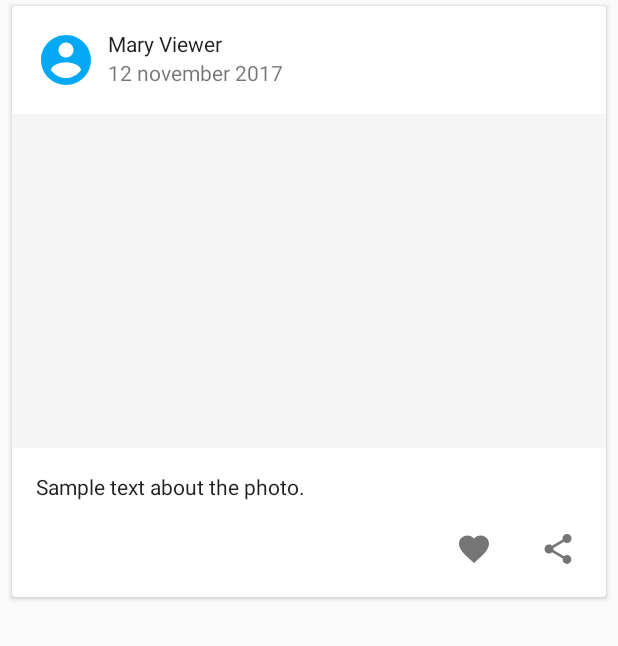
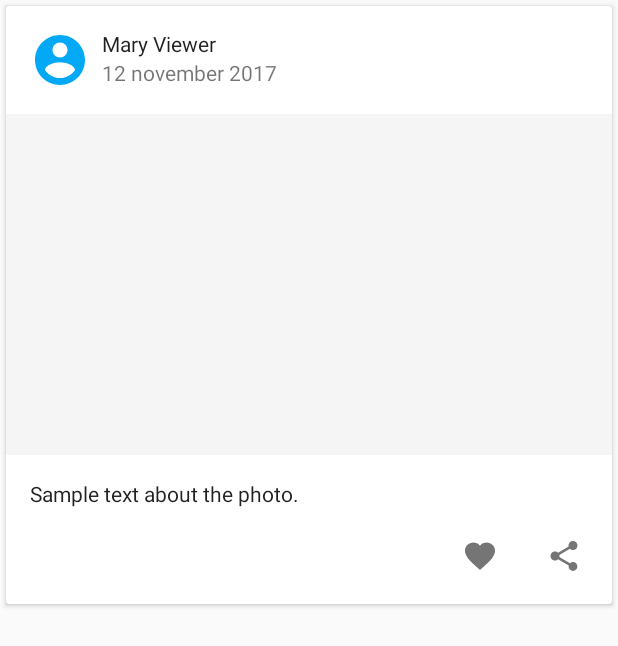
Before and after one commit to sashaudalv/PhotoMap, an Android app: the layout item_favorites_list.xml on its own in the app's theme, with its tools: preview values and no code run, on a phone screen of 412 x 824 dp. Shown: the top 646 px of the screen. Run offline under Robolectric (Android 15) with nearby library versions, the phone set to English and light mode, and no system bars.

```diff
--- a/app/src/main/res/layout/fragment_favorites.xml
+++ b/app/src/main/res/layout/fragment_favorites.xml
@@ -10,9 +10,9 @@
         android:visibility="gone" />
 
     <android.support.v4.widget.SwipeRefreshLayout
+        android:id="@+id/swipe_refresh"
         android:layout_width="match_parent"
-        android:layout_height="match_parent"
-        android:id="@+id/swipe_refresh">
+        android:layout_height="match_parent">
 
         <android.support.v7.widget.RecyclerView
             android:id="@+id/favorites_rv"
@@ -20,6 +20,8 @@
             android:layout_height="match_parent"
             android:clipToPadding="false"
             android:paddingBottom="4dp"
+            android:paddingLeft="4dp"
+            android:paddingRight="4dp"
             android:paddingTop="4dp"
             android:scrollbars="vertical" />
 
--- a/app/src/main/res/layout/item_favorites_list.xml
+++ b/app/src/main/res/layout/item_favorites_list.xml
@@ -4,9 +4,9 @@
     android:layout_width="match_parent"
     android:layout_height="wrap_content"
     android:layout_marginBottom="4dp"
-    android:layout_marginTop="4dp"
-    android:layout_marginLeft="8dp"
-    android:layout_marginRight="8dp">
+    android:layout_marginLeft="4dp"
+    android:layout_marginRight="4dp"
+    android:layout_marginTop="4dp">
 
     <android.support.constraint.ConstraintLayout
         android:layout_width="match_parent"
@@ -18,6 +18,7 @@
             android:layout_width="0dp"
             android:layout_height="wrap_content"
             android:layout_marginEnd="16dp"
+            android:layout_marginRight="16dp"
             android:ellipsize="end"
             android:maxLines="1"
             android:text="Mary Viewer"
@@ -25,42 +26,41 @@
             android:textSize="14sp"
             app:layout_constraintBottom_toTopOf="@+id/date_textview"
             app:layout_constraintEnd_toEndOf="parent"
-            app:layout_constraintStart_toStartOf="@+id/date_textview"
-            android:layout_marginRight="16dp" />
+            app:layout_constraintStart_toStartOf="@+id/date_textview" />
 
         <TextView
             android:id="@+id/date_textview"
             android:layout_width="wrap_content"
             android:layout_height="wrap_content"
             android:layout_marginBottom="2dp"
+            android:layout_marginLeft="8dp"
             android:layout_marginStart="8dp"
             android:text="12 november 2017"
             android:textColor="@color/colorSecondaryText"
             android:textSize="14sp"
             app:layout_constraintBottom_toBottomOf="@+id/avatar_image"
-            app:layout_constraintStart_toEndOf="@+id/avatar_image"
-            android:layout_marginLeft="8dp" />
+            app:layout_constraintStart_toEndOf="@+id/avatar_image" />
 
         <ImageView
             android:id="@+id/avatar_image"
             android:layout_width="40dp"
             android:layout_height="40dp"
+            android:layout_marginLeft="16dp"
             android:layout_marginStart="16dp"
             android:layout_marginTop="16dp"
             android:scaleType="centerCrop"
             app:layout_constraintStart_toStartOf="parent"
             app:layout_constraintTop_toTopOf="parent"
-            android:layout_marginLeft="16dp"
-            app:srcCompat="@drawable/ic_account_circle_blue_40dp"/>
+            app:srcCompat="@drawable/ic_account_circle_blue_40dp" />
 
         <ImageView
             android:id="@+id/photo_image"
             android:layout_width="0dp"
             android:layout_height="0dp"
             android:layout_marginTop="16dp"
+            android:background="@color/colorImageBackground"
             android:cropToPadding="false"
             android:scaleType="centerCrop"
-            android:background="@color/colorImageBackground"
             app:layout_constraintDimensionRatio="H,16:9"
             app:layout_constraintEnd_toEndOf="parent"
             app:layout_constraintStart_toStartOf="parent"
@@ -73,14 +73,14 @@
             android:layout_marginEnd="16dp"
             android:layout_marginStart="16dp"
             android:layout_marginTop="16dp"
+            android:ellipsize="end"
+            android:maxLines="3"
             android:text="Sample text about the photo."
             android:textColor="@color/colorPrimaryText"
             app:layout_constraintEnd_toEndOf="parent"
             app:layout_constraintHorizontal_bias="0.0"
             app:layout_constraintStart_toStartOf="parent"
-            app:layout_constraintTop_toBottomOf="@+id/photo_image"
-            android:maxLines="3"
-            android:ellipsize="end"/>
+            app:layout_constraintTop_toBottomOf="@+id/photo_image" />
 
         <ImageButton
             android:id="@+id/like_button"
@@ -88,14 +88,14 @@
             android:layout_height="48dp"
             android:layout_marginBottom="8dp"
             android:layout_marginEnd="8dp"
+            android:layout_marginRight="8dp"
             android:layout_marginTop="8dp"
             android:background="?attr/selectableItemBackground"
             app:layout_constraintBottom_toBottomOf="parent"
             app:layout_constraintEnd_toStartOf="@+id/share_button"
             app:layout_constraintTop_toBottomOf="@+id/photo_text_textview"
             app:layout_constraintVertical_bias="1.0"
-            app:srcCompat="@drawable/ic_favorite_grey_24dp"
-            android:layout_marginRight="8dp" />
+            app:srcCompat="@drawable/ic_favorite_grey_24dp" />
 
         <ImageButton
             android:id="@+id/share_button"
@@ -103,13 +103,13 @@
             android:layout_height="48dp"
             android:layout_marginBottom="8dp"
             android:layout_marginEnd="8dp"
+            android:layout_marginRight="8dp"
             android:layout_marginTop="8dp"
             android:background="?attr/selectableItemBackground"
             app:layout_constraintBottom_toBottomOf="parent"
             app:layout_constraintEnd_toEndOf="parent"
             app:layout_constraintTop_toBottomOf="@+id/photo_text_textview"
-            app:srcCompat="@drawable/ic_share_grey_24dp"
-            android:layout_marginRight="8dp" />
+            app:srcCompat="@drawable/ic_share_grey_24dp" />
     </android.support.constraint.ConstraintLayout>
 
 </android.support.v7.widget.CardView>
--- /dev/null
+++ b/app/src/main/res/values/integers.xml
@@ -0,0 +1,4 @@
+<?xml version="1.0" encoding="utf-8"?>
+<resources>
+    <integer name="landscape_grid_span_count">2</integer>
+</resources>
```
Also changed, not shown: app/src/main/java/com/alexdev/photomap/ui/favorites/FavoritesFragment.java (+18 -6 lines).
